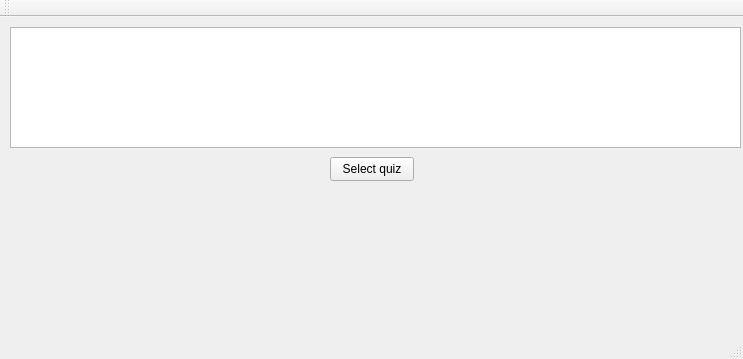
Before: the Qt Designer form quizzawindow.ui in islandmonkey/quizza, drawn with Qt 5.
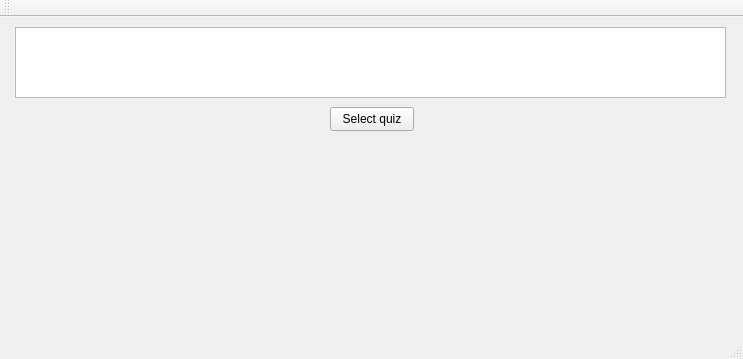
After: the same form once the commit is applied.

```diff
--- a/quizzawindow.ui
+++ b/quizzawindow.ui
@@ -14,28 +14,11 @@
    <string>QuizzaWindow</string>
   </property>
   <widget class="QWidget" name="centralWidget">
-   <widget class="QTextEdit" name="textEdit">
-    <property name="geometry">
-     <rect>
-      <x>10</x>
-      <y>10</y>
-      <width>731</width>
-      <height>121</height>
-     </rect>
-    </property>
-    <property name="html">
-     <string>&lt;!DOCTYPE HTML PUBLIC &quot;-//W3C//DTD HTML 4.0//EN&quot; &quot;http://www.w3.org/TR/REC-html40/strict.dtd&quot;&gt;
-&lt;html&gt;&lt;head&gt;&lt;meta name=&quot;qrichtext&quot; content=&quot;1&quot; /&gt;&lt;style type=&quot;text/css&quot;&gt;
-p, li { white-space: pre-wrap; }
-&lt;/style&gt;&lt;/head&gt;&lt;body style=&quot; font-family:'Ubuntu'; font-size:10pt; font-weight:400; font-style:normal;&quot;&gt;
-&lt;p align=&quot;center&quot; style=&quot;-qt-paragraph-type:empty; margin-top:0px; margin-bottom:0px; margin-left:0px; margin-right:0px; -qt-block-indent:0; text-indent:0px;&quot;&gt;&lt;br /&gt;&lt;/p&gt;&lt;/body&gt;&lt;/html&gt;</string>
-    </property>
-   </widget>
    <widget class="QPushButton" name="pushButton">
     <property name="geometry">
      <rect>
       <x>330</x>
-      <y>140</y>
+      <y>90</y>
       <width>84</width>
       <height>24</height>
      </rect>
@@ -44,6 +27,16 @@
      <string>Select quiz</string>
     </property>
    </widget>
+   <widget class="QTextBrowser" name="textBrowser">
+    <property name="geometry">
+     <rect>
+      <x>15</x>
+      <y>10</y>
+      <width>711</width>
+      <height>71</height>
+     </rect>
+    </property>
+   </widget>
   </widget>
   <widget class="QMenuBar" name="menuBar">
    <property name="geometry">
```
